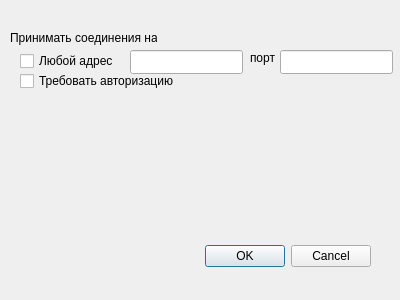
askoufyin/admanager, file ui/DlgSettings.ui: the form before one commit.
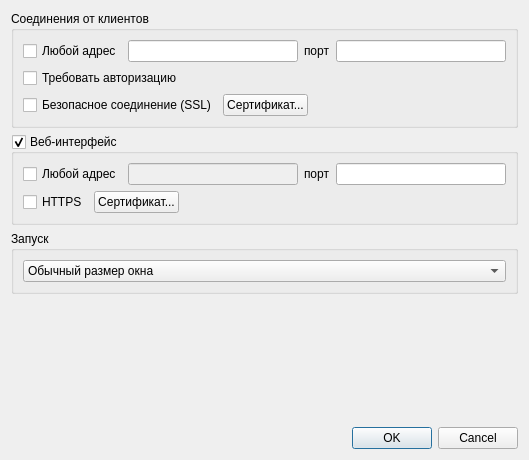
The form after the commit.

Patch:
```diff
--- a/ui/DlgSettings.ui
+++ b/ui/DlgSettings.ui
@@ -6,8 +6,8 @@
    <rect>
     <x>0</x>
     <y>0</y>
-    <width>400</width>
-    <height>300</height>
+    <width>529</width>
+    <height>460</height>
    </rect>
   </property>
   <property name="windowTitle">
@@ -16,103 +16,226 @@
   <property name="modal">
    <bool>true</bool>
   </property>
-  <widget class="QDialogButtonBox" name="buttonBox">
-   <property name="geometry">
-    <rect>
-     <x>30</x>
-     <y>240</y>
-     <width>341</width>
-     <height>32</height>
-    </rect>
-   </property>
-   <property name="orientation">
-    <enum>Qt::Horizontal</enum>
-   </property>
-   <property name="standardButtons">
-    <set>QDialogButtonBox::Cancel|QDialogButtonBox::Ok</set>
-   </property>
-  </widget>
-  <widget class="QLabel" name="labelAcceptOn">
-   <property name="geometry">
-    <rect>
-     <x>10</x>
-     <y>30</y>
-     <width>147</width>
-     <height>16</height>
-    </rect>
-   </property>
-   <property name="text">
-    <string>Принимать соединения на</string>
-   </property>
-  </widget>
-  <widget class="QCheckBox" name="checkBox">
-   <property name="geometry">
-    <rect>
-     <x>20</x>
-     <y>50</y>
-     <width>101</width>
-     <height>22</height>
-    </rect>
-   </property>
-   <property name="text">
-    <string>Любой адрес</string>
-   </property>
-  </widget>
-  <widget class="QLineEdit" name="editAddr">
-   <property name="geometry">
-    <rect>
-     <x>130</x>
-     <y>50</y>
-     <width>113</width>
-     <height>24</height>
-    </rect>
-   </property>
-  </widget>
-  <widget class="QLineEdit" name="editPort">
-   <property name="geometry">
-    <rect>
-     <x>280</x>
-     <y>50</y>
-     <width>113</width>
-     <height>24</height>
-    </rect>
-   </property>
-   <property name="maxLength">
-    <number>5</number>
-   </property>
-   <property name="clearButtonEnabled">
-    <bool>false</bool>
-   </property>
-  </widget>
-  <widget class="QLabel" name="labelPort">
-   <property name="geometry">
-    <rect>
-     <x>250</x>
-     <y>50</y>
-     <width>26</width>
-     <height>16</height>
-    </rect>
-   </property>
-   <property name="text">
-    <string>порт</string>
-   </property>
-   <property name="buddy">
-    <cstring>editPort</cstring>
-   </property>
-  </widget>
-  <widget class="QCheckBox" name="checkBox_2">
-   <property name="geometry">
-    <rect>
-     <x>20</x>
-     <y>70</y>
-     <width>157</width>
-     <height>22</height>
-    </rect>
-   </property>
-   <property name="text">
-    <string>Требовать авторизацию</string>
-   </property>
-  </widget>
+  <layout class="QVBoxLayout" name="verticalLayout_3">
+   <item>
+    <widget class="QGroupBox" name="gbConnections">
+     <property name="title">
+      <string>Соединения от клиентов</string>
+     </property>
+     <layout class="QVBoxLayout" name="verticalLayout">
+      <item>
+       <layout class="QHBoxLayout" name="horizontalLayout">
+        <item>
+         <widget class="QCheckBox" name="checkBox">
+          <property name="text">
+           <string>Любой адрес</string>
+          </property>
+         </widget>
+        </item>
+        <item>
+         <widget class="QLineEdit" name="editAddr"/>
+        </item>
+        <item>
+         <widget class="QLabel" name="labelPort">
+          <property name="text">
+           <string>порт</string>
+          </property>
+          <property name="buddy">
+           <cstring>editPort</cstring>
+          </property>
+         </widget>
+        </item>
+        <item>
+         <widget class="QLineEdit" name="editPort">
+          <property name="maxLength">
+           <number>5</number>
+          </property>
+          <property name="clearButtonEnabled">
+           <bool>false</bool>
+          </property>
+         </widget>
+        </item>
+       </layout>
+      </item>
+      <item>
+       <widget class="QCheckBox" name="cbAuthReq">
+        <property name="text">
+         <string>Требовать авторизацию</string>
+        </property>
+       </widget>
+      </item>
+      <item>
+       <layout class="QHBoxLayout" name="horizontalLayout_4">
+        <item>
+         <widget class="QCheckBox" name="cbSSLReq">
+          <property name="text">
+           <string>Безопасное соединение (SSL)</string>
+          </property>
+         </widget>
+        </item>
+        <item>
+         <widget class="QPushButton" name="btnSSLcert">
+          <property name="text">
+           <string>Сертификат...</string>
+          </property>
+         </widget>
+        </item>
+        <item>
+         <spacer name="horizontalSpacer">
+          <property name="orientation">
+           <enum>Qt::Horizontal</enum>
+          </property>
+          <property name="sizeHint" stdset="0">
+           <size>
+            <width>40</width>
+            <height>20</height>
+           </size>
+          </property>
+         </spacer>
+        </item>
+       </layout>
+      </item>
+     </layout>
+    </widget>
+   </item>
+   <item>
+    <widget class="QGroupBox" name="gbWebInterface">
+     <property name="title">
+      <string>Веб-интерфейс</string>
+     </property>
+     <property name="checkable">
+      <bool>true</bool>
+     </property>
+     <layout class="QVBoxLayout" name="verticalLayout_2">
+      <item>
+       <layout class="QHBoxLayout" name="horizontalLayout_2">
+        <item>
+         <widget class="QCheckBox" name="checkBox_2">
+          <property name="text">
+           <string>Любой адрес</string>
+          </property>
+         </widget>
+        </item>
+        <item>
+         <widget class="QLineEdit" name="editWebAddr">
+          <property name="enabled">
+           <bool>false</bool>
+          </property>
+         </widget>
+        </item>
+        <item>
+         <widget class="QLabel" name="labelWebPort">
+          <property name="text">
+           <string>порт</string>
+          </property>
+          <property name="buddy">
+           <cstring>editPort</cstring>
+          </property>
+         </widget>
+        </item>
+        <item>
+         <widget class="QLineEdit" name="editWebPort">
+          <property name="maxLength">
+           <number>5</number>
+          </property>
+          <property name="clearButtonEnabled">
+           <bool>false</bool>
+          </property>
+         </widget>
+        </item>
+       </layout>
+      </item>
+      <item>
+       <layout class="QHBoxLayout" name="horizontalLayout_3">
+        <item>
+         <widget class="QCheckBox" name="cbSSLReq_2">
+          <property name="text">
+           <string>HTTPS</string>
+          </property>
+         </widget>
+        </item>
+        <item>
+         <widget class="QPushButton" name="btnHTTPScert">
+          <property name="text">
+           <string>Сертификат...</string>
+          </property>
+         </widget>
+        </item>
+        <item>
+         <spacer name="horizontalSpacer_2">
+          <property name="orientation">
+           <enum>Qt::Horizontal</enum>
+          </property>
+          <property name="sizeHint" stdset="0">
+           <size>
+            <width>40</width>
+            <height>20</height>
+           </size>
+          </property>
+         </spacer>
+        </item>
+       </layout>
+      </item>
+     </layout>
+    </widget>
+   </item>
+   <item>
+    <widget class="QGroupBox" name="groupBox">
+     <property name="title">
+      <string>Запуск</string>
+     </property>
+     <layout class="QVBoxLayout" name="verticalLayout_4">
+      <item>
+       <widget class="QComboBox" name="comboBox">
+        <item>
+         <property name="text">
+          <string>Обычный размер окна</string>
+         </property>
+        </item>
+        <item>
+         <property name="text">
+          <string>Сворачивать окно</string>
+         </property>
+        </item>
+        <item>
+         <property name="text">
+          <string>Окно на весь экран</string>
+         </property>
+        </item>
+        <item>
+         <property name="text">
+          <string>Скрыть в системный лоток</string>
+         </property>
+        </item>
+       </widget>
+      </item>
+     </layout>
+    </widget>
+   </item>
+   <item>
+    <spacer name="verticalSpacer">
+     <property name="orientation">
+      <enum>Qt::Vertical</enum>
+     </property>
+     <property name="sizeHint" stdset="0">
+      <size>
+       <width>20</width>
+       <height>40</height>
+      </size>
+     </property>
+    </spacer>
+   </item>
+   <item>
+    <widget class="QDialogButtonBox" name="buttonBox">
+     <property name="orientation">
+      <enum>Qt::Horizontal</enum>
+     </property>
+     <property name="standardButtons">
+      <set>QDialogButtonBox::Cancel|QDialogButtonBox::Ok</set>
+     </property>
+    </widget>
+   </item>
+  </layout>
  </widget>
  <tabstops>
   <tabstop>checkBox</tabstop>
```
Left out of the diff: 10 changed lines with no effect on the pictures.
